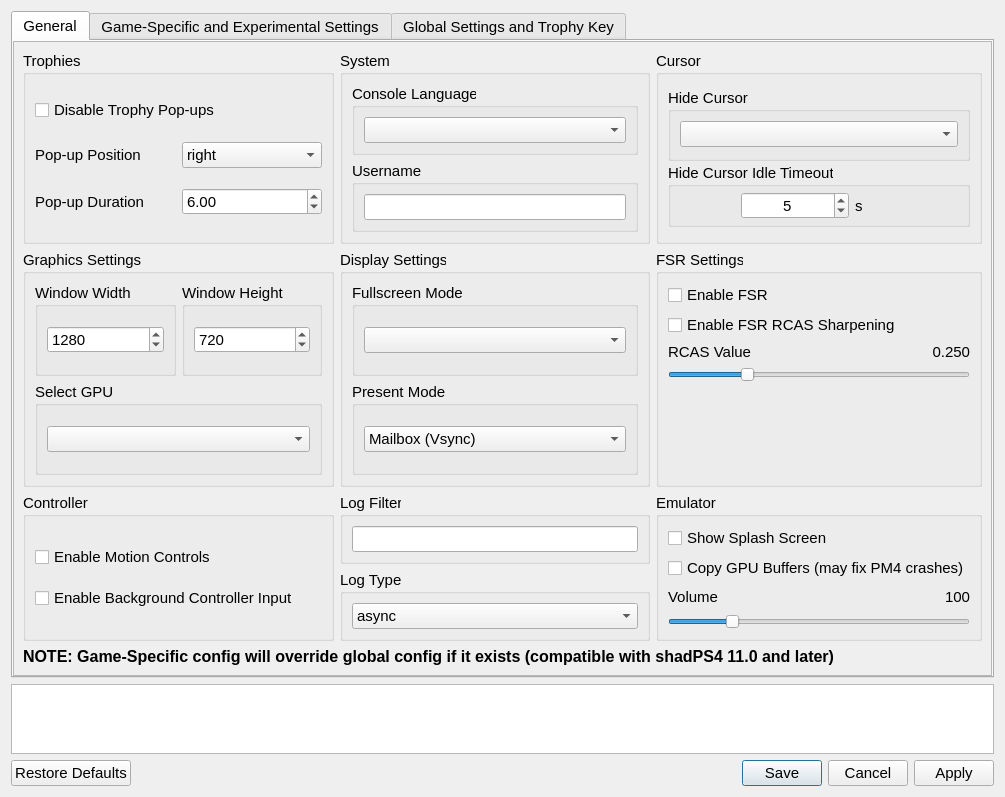
Before: the Qt Designer form settings/ShadSettings.ui in rainmakerv3/BB_Launcher, drawn with Qt 5.
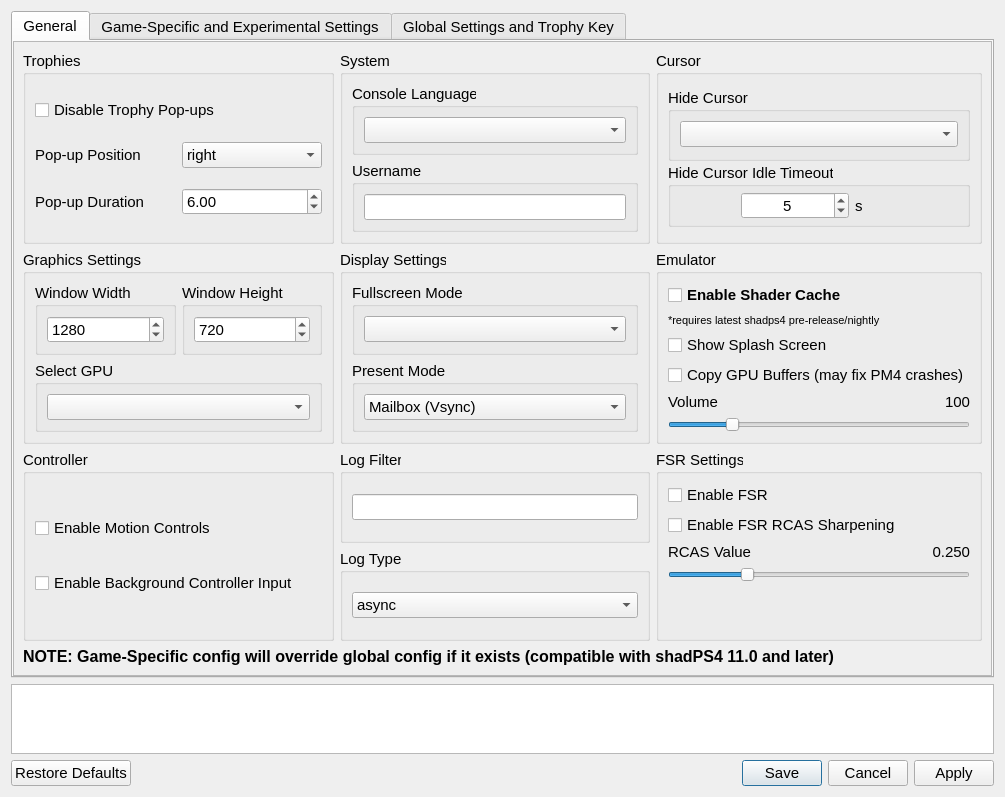
After: the same form once the commit is applied. Icons and pictures are not drawn.

Commit message: Add shader cache option to settings

What changed in the file:
```diff
--- a/settings/ShadSettings.ui
+++ b/settings/ShadSettings.ui
@@ -65,8 +65,8 @@
         <rect>
          <x>0</x>
          <y>0</y>
-         <width>981</width>
-         <height>633</height>
+         <width>967</width>
+         <height>640</height>
         </rect>
        </property>
        <layout class="QVBoxLayout" name="generalTabVLayout" stretch="0,0">
@@ -398,31 +398,57 @@
           <item row="2" column="2">
            <layout class="QVBoxLayout" name="verticalLayout_5">
             <item>
-             <widget class="QGroupBox" name="FSRGroupBox">
+             <widget class="QGroupBox" name="emulatorSettingsGroupBox">
               <property name="title">
-               <string>FSR Settings</string>
+               <string notr="true">Emulator</string>
               </property>
-              <layout class="QVBoxLayout" name="verticalLayout_17">
+              <layout class="QVBoxLayout" name="verticalLayout_4">
                <item>
-                <widget class="QCheckBox" name="FSRCheckBox">
+                <widget class="QCheckBox" name="pipelineCacheCheckBox">
+                 <property name="font">
+                  <font>
+                   <pointsize>11</pointsize>
+                   <bold>true</bold>
+                  </font>
+                 </property>
                  <property name="text">
-                  <string>Enable FSR</string>
+                  <string>Enable Shader Cache</string>
                  </property>
                 </widget>
                </item>
                <item>
-                <widget class="QCheckBox" name="RCASCheckBox">
+                <widget class="QLabel" name="label_5">
+                 <property name="font">
+                  <font>
+                   <pointsize>8</pointsize>
+                   <bold>false</bold>
+                  </font>
+                 </property>
                  <property name="text">
-                  <string>Enable FSR RCAS Sharpening</string>
+                  <string>*requires latest shadps4 pre-release/nightly</string>
                  </property>
                 </widget>
                </item>
                <item>
-                <layout class="QVBoxLayout" name="verticalLayout_16">
+                <widget class="QCheckBox" name="showSplashCheckBox">
+                 <property name="text">
+                  <string>Show Splash Screen</string>
+                 </property>
+                </widget>
+               </item>
+               <item>
+                <widget class="QCheckBox" name="GPUBufferCheckBox">
+                 <property name="text">
+                  <string>Copy GPU Buffers (may fix PM4 crashes)</string>
+                 </property>
+                </widget>
+               </item>
+               <item>
+                <layout class="QVBoxLayout" name="verticalLayout_20">
                  <item>
-                  <layout class="QHBoxLayout" name="horizontalLayout_3">
+                  <layout class="QHBoxLayout" name="horizontalLayout_4">
                    <item>
-                    <widget class="QLabel" name="RCASLabel">
+                    <widget class="QLabel" name="volumeLabel">
                      <property name="sizePolicy">
                       <sizepolicy hsizetype="Preferred" vsizetype="Fixed">
                        <horstretch>0</horstretch>
@@ -430,14 +456,14 @@
                       </sizepolicy>
                      </property>
                      <property name="text">
-                      <string>RCAS Value</string>
+                      <string>Volume</string>
                      </property>
                     </widget>
                    </item>
                    <item>
-                    <widget class="QLabel" name="RCASValue">
+                    <widget class="QLabel" name="volumeValue">
                      <property name="text">
-                      <string>0.250</string>
+                      <string>100</string>
                      </property>
                      <property name="alignment">
                       <set>Qt::AlignmentFlag::AlignRight|Qt::AlignmentFlag::AlignTrailing|Qt::AlignmentFlag::AlignVCenter</set>
@@ -447,12 +473,12 @@
                   </layout>
                  </item>
                  <item>
-                  <widget class="QSlider" name="RCASSlider">
+                  <widget class="QSlider" name="volumeSlider">
                    <property name="maximum">
-                    <number>1000</number>
+                    <number>500</number>
                    </property>
                    <property name="value">
-                    <number>250</number>
+                    <number>100</number>
                    </property>
                    <property name="orientation">
                     <enum>Qt::Orientation::Horizontal</enum>
@@ -461,19 +487,6 @@
                  </item>
                 </layout>
                </item>
-               <item>
-                <spacer name="verticalSpacer_3">
-                 <property name="orientation">
-                  <enum>Qt::Orientation::Vertical</enum>
-                 </property>
-                 <property name="sizeHint" stdset="0">
-                  <size>
-                   <width>20</width>
-                   <height>40</height>
-                  </size>
-                 </property>
-                </spacer>
-               </item>
               </layout>
              </widget>
             </item>
@@ -650,31 +663,31 @@
            </layout>
           </item>
           <item row="3" column="2">
-           <widget class="QGroupBox" name="emulatorSettingsGroupBox">
+           <widget class="QGroupBox" name="FSRGroupBox">
             <property name="title">
-             <string notr="true">Emulator</string>
+             <string>FSR Settings</string>
             </property>
-            <layout class="QVBoxLayout" name="verticalLayout_4">
+            <layout class="QVBoxLayout" name="verticalLayout_17">
              <item>
-              <widget class="QCheckBox" name="showSplashCheckBox">
+              <widget class="QCheckBox" name="FSRCheckBox">
                <property name="text">
-                <string>Show Splash Screen</string>
+                <string>Enable FSR</string>
                </property>
               </widget>
              </item>
              <item>
-              <widget class="QCheckBox" name="GPUBufferCheckBox">
+              <widget class="QCheckBox" name="RCASCheckBox">
                <property name="text">
-                <string>Copy GPU Buffers (may fix PM4 crashes)</string>
+                <string>Enable FSR RCAS Sharpening</string>
                </property>
               </widget>
              </item>
              <item>
-              <layout class="QVBoxLayout" name="verticalLayout_20">
+              <layout class="QVBoxLayout" name="verticalLayout_16">
                <item>
-                <layout class="QHBoxLayout" name="horizontalLayout_4">
+                <layout class="QHBoxLayout" name="horizontalLayout_3">
                  <item>
-                  <widget class="QLabel" name="volumeLabel">
+                  <widget class="QLabel" name="RCASLabel">
                    <property name="sizePolicy">
                     <sizepolicy hsizetype="Preferred" vsizetype="Fixed">
                      <horstretch>0</horstretch>
@@ -682,14 +695,14 @@
                     </sizepolicy>
                    </property>
                    <property name="text">
-                    <string>Volume</string>
+                    <string>RCAS Value</string>
                    </property>
                   </widget>
                  </item>
                  <item>
-                  <widget class="QLabel" name="volumeValue">
+                  <widget class="QLabel" name="RCASValue">
                    <property name="text">
-                    <string>100</string>
+                    <string>0.250</string>
                    </property>
                    <property name="alignment">
                     <set>Qt::AlignmentFlag::AlignRight|Qt::AlignmentFlag::AlignTrailing|Qt::AlignmentFlag::AlignVCenter</set>
@@ -699,12 +712,12 @@
                 </layout>
                </item>
                <item>
-                <widget class="QSlider" name="volumeSlider">
+                <widget class="QSlider" name="RCASSlider">
                  <property name="maximum">
-                  <number>500</number>
+                  <number>1000</number>
                  </property>
                  <property name="value">
-                  <number>100</number>
+                  <number>250</number>
                  </property>
                  <property name="orientation">
                   <enum>Qt::Orientation::Horizontal</enum>
@@ -713,6 +726,19 @@
                </item>
               </layout>
              </item>
+             <item>
+              <spacer name="verticalSpacer_3">
+               <property name="orientation">
+                <enum>Qt::Orientation::Vertical</enum>
+               </property>
+               <property name="sizeHint" stdset="0">
+                <size>
+                 <width>20</width>
+                 <height>40</height>
+                </size>
+               </property>
+              </spacer>
+             </item>
             </layout>
            </widget>
           </item>
```
Left out of the diff: 283 changed lines with no effect on the pictures. The commit also changes 1 other file.
